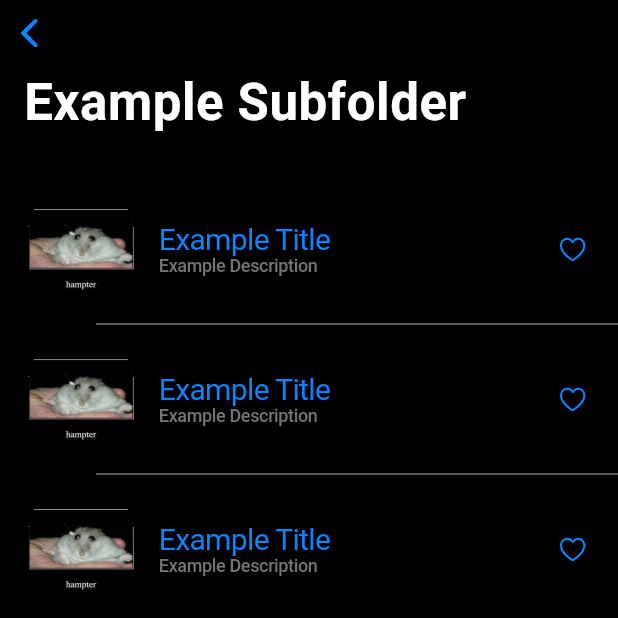
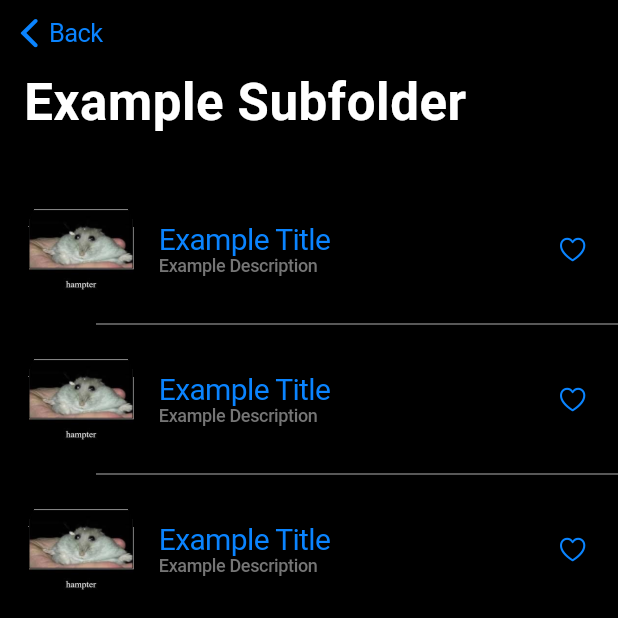
Before and after one commit to MA-SOSE2023/WallAt, a Flutter app: the FoldersScreen screen opened by its route, after a tap on an icon or button, on a phone screen of 412 x 824 dp, the top half of it. Run offline on Flutter 3.47's test engine with Material 2 defaults, Android fonts, the phone set to English and light mode, and no system bars; our stand-ins replace beamer, flutter_carousel_widget, flutter_riverpod, freezed_annotation, photo_view, timezone; missing offline and left inert: device_calendar, social_share.

Commit message:
#39-add title to back button in folder view

```diff
--- a/lib/common/custom_widgets/folder_bubble/folder_bubble.dart
+++ b/lib/common/custom_widgets/folder_bubble/folder_bubble.dart
@@ -48,17 +48,17 @@ class FolderBubble extends StatelessWidget {
       if (_folder.contents.length == 4) {
         return gridItem(_folder.contents[3]);
       } else if (_folder.contents.length > 7) {
-        return itemGrid([
-          ..._folder.contents
-              .sublist(3, 6)
-              .map((item) => gridItem(item, padding: 0.0, onTapped: onTapped))
-              .toList(),
-          GestureDetector(
+        return GestureDetector(
             onTap: onTapped,
-            child: const Icon(CupertinoIcons.ellipsis,
-                color: CupertinoColors.systemGrey),
-          )
-        ]);
+            child: itemGrid([
+              ..._folder.contents
+                  .sublist(3, 6)
+                  .map((item) =>
+                      gridItem(item, padding: 0.0, onTapped: onTapped))
+                  .toList(),
+              const Icon(CupertinoIcons.ellipsis,
+                  color: CupertinoColors.systemGrey),
+            ]));
       } else {
         return GestureDetector(
           onTap: onTapped,
--- a/lib/pages/folders/folder_item.dart
+++ b/lib/pages/folders/folder_item.dart
@@ -47,7 +47,8 @@ abstract class FolderItem {
     } else {
       return () => Navigator.of(context).push(
             CupertinoPageRoute(
-              builder: (context) => FoldersScreen(folderId: item.id),
+              builder: (context) => FoldersScreen(
+                  folderId: item.id, parentFolderName: item.title),
             ),
           );
     }
--- a/lib/pages/folders/folders_view.dart
+++ b/lib/pages/folders/folders_view.dart
@@ -13,10 +13,13 @@ import '/common/custom_widgets/all_custom_widgets.dart'
 import '/pages/single_item/model/single_item.dart';
 
 class FoldersScreen extends ConsumerWidget {
-  const FoldersScreen({String folderId = '0', super.key})
-      : _folderId = folderId;
+  const FoldersScreen(
+      {String folderId = '0', String? parentFolderName, super.key})
+      : _folderId = folderId,
+        _parentFolderName = parentFolderName;
 
   final String _folderId;
+  final String? _parentFolderName;
 
   @override
   Widget build(BuildContext context, WidgetRef ref) {
@@ -39,6 +42,7 @@ class FoldersScreen extends ConsumerWidget {
           CustomScrollView(
             slivers: [
               CupertinoSliverNavigationBar(
+                previousPageTitle: _parentFolderName,
                 largeTitle: Text(rootFolder.title),
               ),
               FolderBubbleGrid(folder: folders),
```
